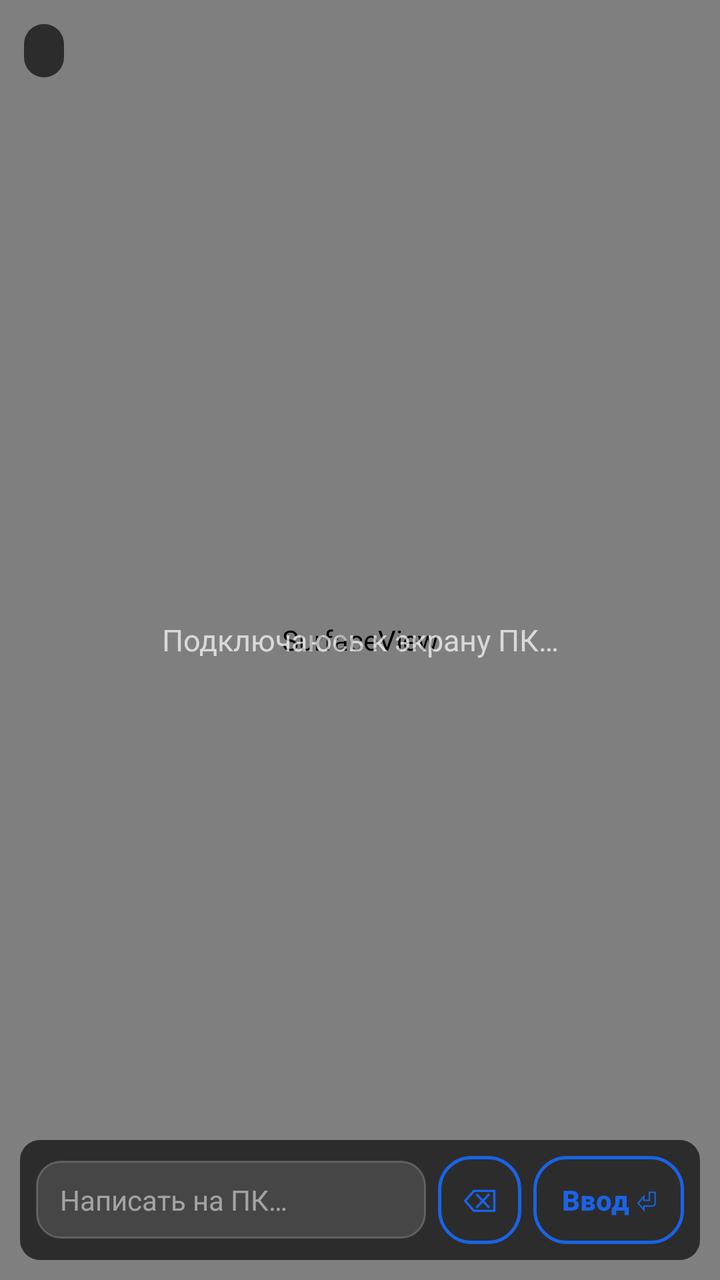
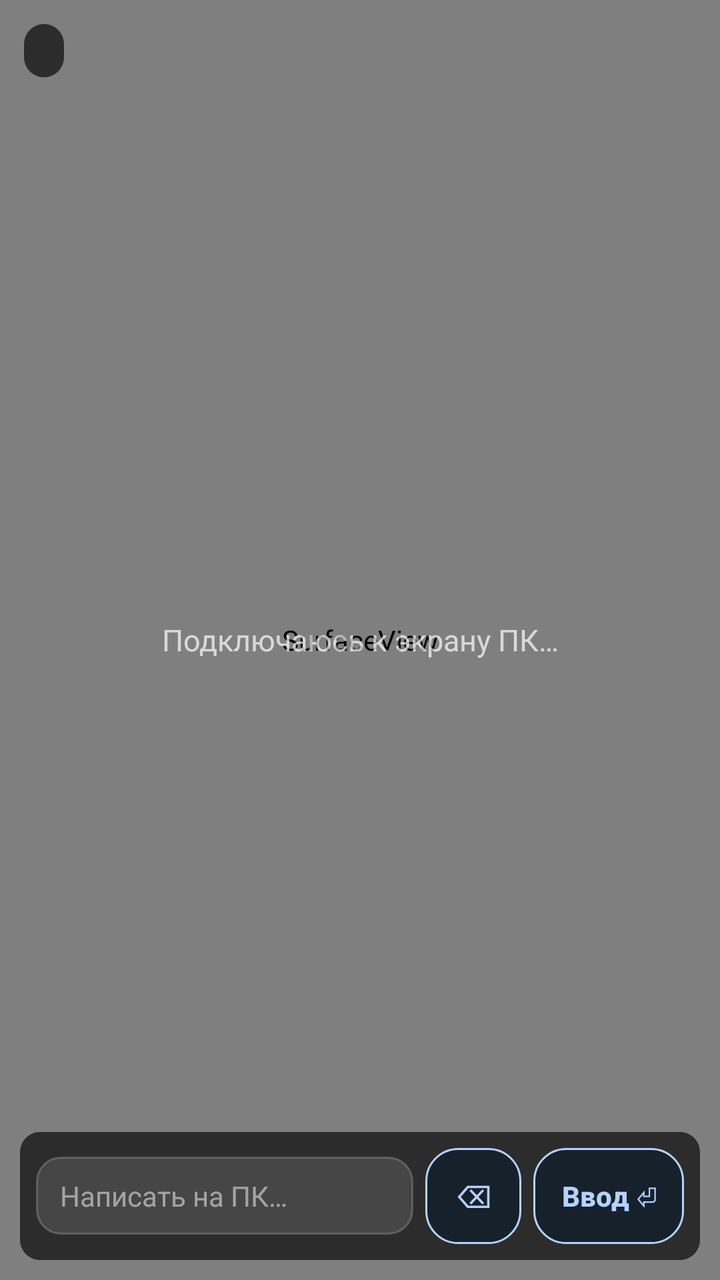

Screens rendered from an Android XML layout before and after an edit, with the pre-edit source and the edit as a unified diff.
<!-- AndroidManifest.xml: application theme AppTheme -->
<!-- res/layout/screen_view.xml -->
<?xml version="1.0" encoding="utf-8"?>
<FrameLayout xmlns:android="http://schemas.android.com/apk/res/android"
    android:layout_width="match_parent"
    android:layout_height="match_parent"
    android:background="@android:color/black">

    <SurfaceView
        android:id="@+id/video"
        android:layout_width="match_parent"
        android:layout_height="match_parent" />

    <TextView
        android:id="@+id/shot_message"
        android:layout_width="wrap_content"
        android:layout_height="wrap_content"
        android:layout_gravity="center"
        android:gravity="center"
        android:paddingLeft="24dp"
        android:paddingRight="24dp"
        android:text="@string/screen_connecting"
        android:textColor="#B3FFFFFF"
        android:textSize="15sp" />

    <TextView
        android:id="@+id/shot_meta"
        android:layout_width="wrap_content"
        android:layout_height="wrap_content"
        android:layout_gravity="top|start"
        android:layout_margin="12dp"
        android:background="@drawable/meta_bg"
        android:paddingLeft="10dp"
        android:paddingRight="10dp"
        android:paddingTop="6dp"
        android:paddingBottom="6dp"
        android:textColor="#E6FFFFFF"
        android:textSize="11sp" />

    <LinearLayout
        android:layout_width="match_parent"
        android:layout_height="wrap_content"
        android:layout_gravity="bottom"
        android:layout_margin="10dp"
        android:background="@drawable/meta_bg"
        android:orientation="horizontal"
        android:gravity="center_vertical"
        android:padding="8dp">

        <EditText
            android:id="@+id/cmd_text"
            android:layout_width="0dp"
            android:layout_height="wrap_content"
            android:layout_weight="1"
            android:background="@drawable/input_dark"
            android:hint="@string/type_hint"
            android:imeOptions="actionSend"
            android:inputType="text"
            android:maxLength="1000"
            android:paddingLeft="12dp"
            android:paddingRight="12dp"
            android:paddingTop="10dp"
            android:paddingBottom="10dp"
            android:singleLine="true"
            android:textColor="#FFFFFFFF"
            android:textColorHint="#80FFFFFF"
            android:textSize="14sp" />

        <Button
            android:id="@+id/cmd_back"
            android:layout_width="wrap_content"
            android:layout_height="44dp"
            android:layout_marginStart="6dp"
            android:background="@drawable/btn_outline"
            android:minWidth="0dp"
            android:paddingLeft="12dp"
            android:paddingRight="12dp"
            android:text="@string/type_back"
            android:textAllCaps="false"
            android:textColor="@color/primary"
            android:textSize="16sp" />

        <Button
            android:id="@+id/cmd_send"
            android:layout_width="wrap_content"
            android:layout_height="44dp"
            android:layout_marginStart="6dp"
            android:background="@drawable/btn_outline"
            android:minWidth="0dp"
            android:paddingLeft="14dp"
            android:paddingRight="14dp"
            android:text="@string/type_send"
            android:textAllCaps="false"
            android:textColor="@color/primary"
            android:textSize="14sp"
            android:textStyle="bold" />
    </LinearLayout>
</FrameLayout>
<!-- resources referenced by this layout -->
<resources>
  <!-- drawable btn_outline (drawable) -->
  <?xml version="1.0" encoding="utf-8"?>
  <ripple xmlns:android="http://schemas.android.com/apk/res/android"
      android:color="@color/ripple">
      <item android:id="@android:id/mask">
          <shape android:shape="rectangle">
              <solid android:color="#FFFFFFFF" />
              <corners android:radius="16dp" />
          </shape>
      </item>
      <item>
          <shape android:shape="rectangle">
              <solid android:color="@android:color/transparent" />
              <stroke android:width="1.5dp" android:color="@color/primary" />
              <corners android:radius="16dp" />
          </shape>
      </item>
  </ripple>
  <style name="AppTheme" parent="@android:style/Theme.Material.Light.NoActionBar">
          <item name="android:windowBackground">@drawable/window_bg</item>
          <item name="android:colorAccent">@color/primary</item>
          <item name="android:textColorPrimary">@color/text_primary</item>
          <item name="android:textColorSecondary">@color/text_secondary</item>
          <item name="android:statusBarColor">@color/bg_screen</item>
          <item name="android:navigationBarColor">@color/bg_screen</item>
          <item name="android:colorControlHighlight">@color/ripple</item>
      </style>
  <!-- unchanged entries left out for length: 14 -->
</resources>

<!-- the commit's change to res/layout/screen_view.xml (unified diff, before → after) -->
@@ -1,4 +1,5 @@
 <?xml version="1.0" encoding="utf-8"?>
+
 <FrameLayout xmlns:android="http://schemas.android.com/apk/res/android"
     android:layout_width="match_parent"
     android:layout_height="match_parent"
@@ -65,31 +66,27 @@
             android:textSize="14sp" />
 
         <Button
+            style="@style/BtnToolbar"
             android:id="@+id/cmd_back"
             android:layout_width="wrap_content"
-            android:layout_height="44dp"
+            android:layout_height="48dp"
             android:layout_marginStart="6dp"
-            android:background="@drawable/btn_outline"
-            android:minWidth="0dp"
             android:paddingLeft="12dp"
             android:paddingRight="12dp"
             android:text="@string/type_back"
             android:textAllCaps="false"
-            android:textColor="@color/primary"
             android:textSize="16sp" />
 
         <Button
+            style="@style/BtnToolbar"
             android:id="@+id/cmd_send"
             android:layout_width="wrap_content"
-            android:layout_height="44dp"
+            android:layout_height="48dp"
             android:layout_marginStart="6dp"
-            android:background="@drawable/btn_outline"
-            android:minWidth="0dp"
             android:paddingLeft="14dp"
             android:paddingRight="14dp"
             android:text="@string/type_send"
             android:textAllCaps="false"
-            android:textColor="@color/primary"
             android:textSize="14sp"
             android:textStyle="bold" />
     </LinearLayout>
<!-- resource entries referenced after the edit -->
@@ -1,22 +1,43 @@
 <!-- resources referenced by this layout -->
 <resources>
+  <style name="BtnToolbar" parent="AppButton">
+          <item name="android:background">@drawable/btn_toolbar</item>
+          <item name="android:textColor">@color/button_toolbar_label</item>
+      </style>
   <!-- drawable btn_outline (drawable) -->
   <?xml version="1.0" encoding="utf-8"?>
-  <ripple xmlns:android="http://schemas.android.com/apk/res/android"
-      android:color="@color/ripple">
-      <item android:id="@android:id/mask">
-          <shape android:shape="rectangle">
-              <solid android:color="#FFFFFFFF" />
-              <corners android:radius="16dp" />
-          </shape>
-      </item>
-      <item>
-          <shape android:shape="rectangle">
-              <solid android:color="@android:color/transparent" />
-              <stroke android:width="1.5dp" android:color="@color/primary" />
-              <corners android:radius="16dp" />
-          </shape>
-      </item>
+  
+  <ripple xmlns:android="http://schemas.android.com/apk/res/android" android:color="@color/ripple">
+      <item android:id="@android:id/mask"><shape android:shape="rectangle"><solid android:color="@android:color/white" /><corners android:radius="16dp" /></shape></item>
+      <item><selector>
+          <item android:state_enabled="false"><shape android:shape="rectangle"><corners android:radius="16dp" /><solid android:color="@color/surface_alt" /><stroke android:width="1dp" android:color="@color/outline" /></shape></item>
+          <item android:state_pressed="true"><shape android:shape="rectangle"><corners android:radius="16dp" /><solid android:color="@color/header_tint" /><stroke android:width="2dp" android:color="@color/primary" /></shape></item>
+          <item android:state_focused="true"><shape android:shape="rectangle"><corners android:radius="16dp" /><solid android:color="@color/header_tint" /><stroke android:width="2dp" android:color="@color/primary" /></shape></item>
+          <item><shape android:shape="rectangle"><corners android:radius="16dp" /><solid android:color="@android:color/transparent" /><stroke android:width="1dp" android:color="@color/primary" /></shape></item>
+      </selector></item>
+  </ripple>
+  <color name="button_toolbar_ripple">#408AB4F8</color>
+  <color name="button_toolbar_surface">#FF17212B</color>
+  <color name="button_toolbar_disabled">#FF74859B</color>
+  <color name="button_toolbar_highlight">#FF304968</color>
+  <color name="button_toolbar_text">#FFB5D2FF</color>
+  <style name="BtnDialog" parent="AppButton">
+          <item name="android:background">@drawable/btn_flat</item>
+      </style>
+  <color name="surface_alt">#FFF7F8FC</color>
+  <color name="outline">#FF8A909C</color>
+  <color name="header_tint">#2E1A63E7</color>
+  <!-- drawable btn_flat (drawable) -->
+  <?xml version="1.0" encoding="utf-8"?>
+  
+  <ripple xmlns:android="http://schemas.android.com/apk/res/android" android:color="@color/ripple">
+      <item android:id="@android:id/mask"><shape android:shape="rectangle"><solid android:color="@android:color/white" /><corners android:radius="16dp" /></shape></item>
+      <item><selector>
+          <item android:state_enabled="false"><shape android:shape="rectangle"><corners android:radius="16dp" /><solid android:color="@color/surface_alt" /><stroke android:width="1dp" android:color="@color/outline" /></shape></item>
+          <item android:state_pressed="true"><shape android:shape="rectangle"><corners android:radius="16dp" /><solid android:color="@color/header_tint" /><stroke android:width="2dp" android:color="@color/text_primary" /></shape></item>
+          <item android:state_focused="true"><shape android:shape="rectangle"><corners android:radius="16dp" /><solid android:color="@color/header_tint" /><stroke android:width="2dp" android:color="@color/text_primary" /></shape></item>
+          <item><shape android:shape="rectangle"><corners android:radius="16dp" /><solid android:color="@android:color/transparent" /></shape></item>
+      </selector></item>
   </ripple>
   <style name="AppTheme" parent="@android:style/Theme.Material.Light.NoActionBar">
           <item name="android:windowBackground">@drawable/window_bg</item>
@@ -26,6 +47,42 @@
           <item name="android:statusBarColor">@color/bg_screen</item>
           <item name="android:navigationBarColor">@color/bg_screen</item>
           <item name="android:colorControlHighlight">@color/ripple</item>
+          <item name="android:buttonStyle">@style/AppButton</item>
+          <item name="android:alertDialogTheme">@style/AppDialogTheme</item>
+      </style>
+  <style name="AppButton" parent="@android:style/Widget.Material.Button">
+          <item name="android:background">@drawable/btn_outline</item>
+          <item name="android:backgroundTint">@null</item>
+          <item name="android:stateListAnimator">@null</item>
+          <item name="android:elevation">0dp</item>
+          <item name="android:textColor">@color/button_outline_text</item>
+          <item name="android:textAllCaps">false</item>
+          <item name="android:minHeight">48dp</item>
+          <item name="android:minWidth">48dp</item>
+          <item name="android:paddingLeft">12dp</item>
+          <item name="android:paddingRight">12dp</item>
+          <item name="android:paddingTop">8dp</item>
+          <item name="android:paddingBottom">8dp</item>
+      </style>
+  <!-- drawable btn_toolbar (drawable) -->
+  <?xml version="1.0" encoding="utf-8"?>
+  
+  <ripple xmlns:android="http://schemas.android.com/apk/res/android" android:color="@color/button_toolbar_ripple">
+      <item android:id="@android:id/mask"><shape android:shape="rectangle"><solid android:color="@android:color/white" /><corners android:radius="16dp" /></shape></item>
+      <item><selector>
+          <item android:state_enabled="false"><shape android:shape="rectangle"><corners android:radius="16dp" /><solid android:color="@color/button_toolbar_surface" /><stroke android:width="1dp" android:color="@color/button_toolbar_disabled" /></shape></item>
+          <item android:state_pressed="true"><shape android:shape="rectangle"><corners android:radius="16dp" /><solid android:color="@color/button_toolbar_highlight" /><stroke android:width="2dp" android:color="@color/button_toolbar_text" /></shape></item>
+          <item android:state_focused="true"><shape android:shape="rectangle"><corners android:radius="16dp" /><solid android:color="@color/button_toolbar_highlight" /><stroke android:width="2dp" android:color="@color/button_toolbar_text" /></shape></item>
+          <item><shape android:shape="rectangle"><corners android:radius="16dp" /><solid android:color="@color/button_toolbar_surface" /><stroke android:width="1dp" android:color="@color/button_toolbar_text" /></shape></item>
+      </selector></item>
+  </ripple>
+  <style name="AppDialogTheme" parent="@android:style/Theme.Material.Light.Dialog.Alert">
+          <item name="android:colorAccent">@color/primary</item>
+          <item name="android:buttonStyle">@style/AppButton</item>
+          <item name="android:buttonBarButtonStyle">@style/BtnDialog</item>
+          <item name="android:buttonBarPositiveButtonStyle">@style/BtnDialog</item>
+          <item name="android:buttonBarNegativeButtonStyle">@style/BtnDialog</item>
+          <item name="android:buttonBarNeutralButtonStyle">@style/BtnDialog</item>
       </style>
   <!-- unchanged entries left out for length: 14 -->
 </resources>
